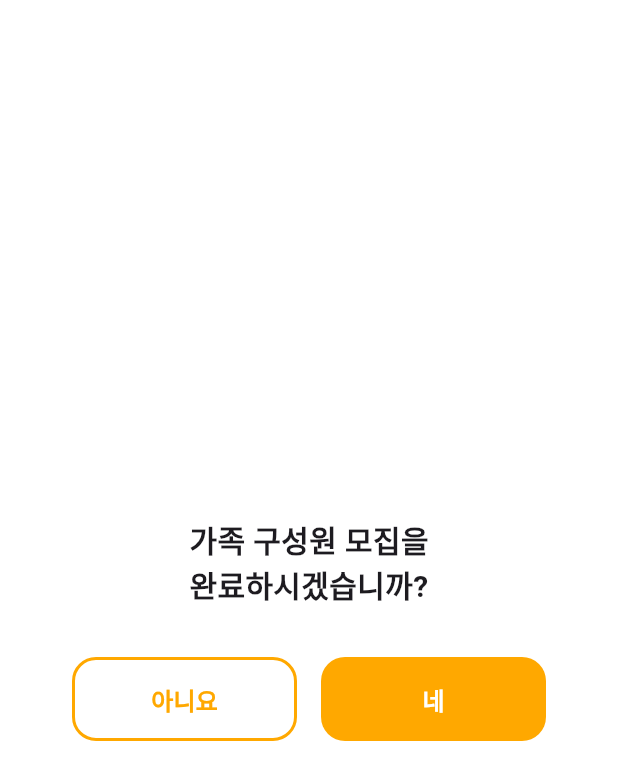
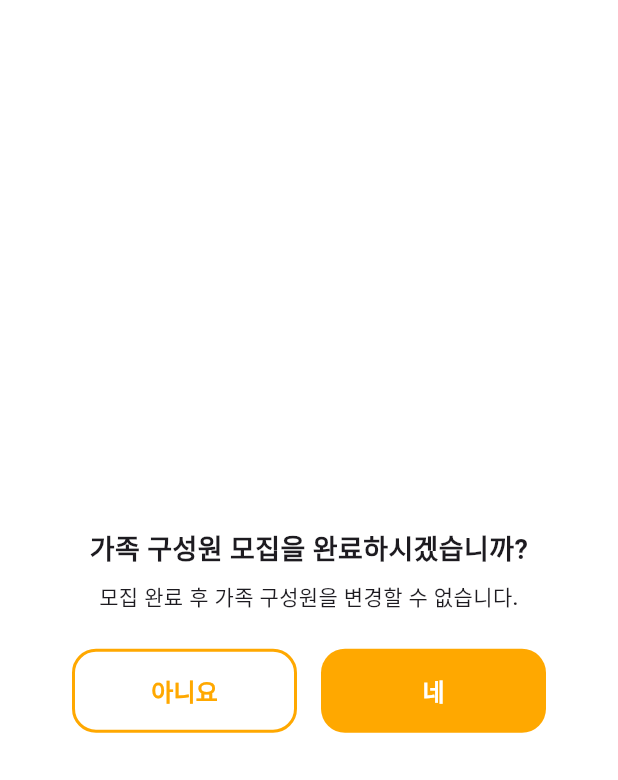
Before and after one commit to bluekmky1/family_note_app, a Flutter app: the CompleteRecruitDialogWidget widget shown alone on an empty page, opened directly, on a phone screen of 412 x 824 dp. Shown: the top 780 px of the screen. Run offline on Flutter 3.47's test engine with Material 3 defaults, Android fonts, the phone set to English and light mode, and no system bars; our stand-ins replace dio, equatable, flutter_riverpod, go_router, pretty_dio_logger, retrofit; generated files the repository leaves out were written again; Roboto replaces fonts that are missing (Pretendard).

Commit message:
💄 모집 페이지 모달 UX 라이팅 변경

```diff
--- a/lib/ui/recruit/recruit_view.dart
+++ b/lib/ui/recruit/recruit_view.dart
@@ -211,16 +211,19 @@ class CompleteRecruitDialogWidget extends StatelessWidget {
             child: Column(
               mainAxisSize: MainAxisSize.min,
               children: <Widget>[
-                const Padding(
-                  padding: EdgeInsets.symmetric(
-                    vertical: 16,
-                  ),
-                  child: Text(
-                    '가족 구성원 모집을\n완료하시겠습니까?',
-                    style: Typo.hBold20,
-                  ),
+                const SizedBox(height: 16),
+                const Text(
+                  '가족 구성원 모집을 완료하시겠습니까?',
+                  textAlign: TextAlign.center,
+                  style: Typo.hBold18,
                 ),
-                const SizedBox(height: 16),
+                const SizedBox(height: 8),
+                const Text(
+                  '모집 완료 후 가족 구성원을 변경할 수 없습니다.',
+                  textAlign: TextAlign.center,
+                  style: Typo.bMedium14,
+                ),
+                const SizedBox(height: 24),
                 Row(
                   mainAxisAlignment: MainAxisAlignment.center,
                   children: <Widget>[
```
